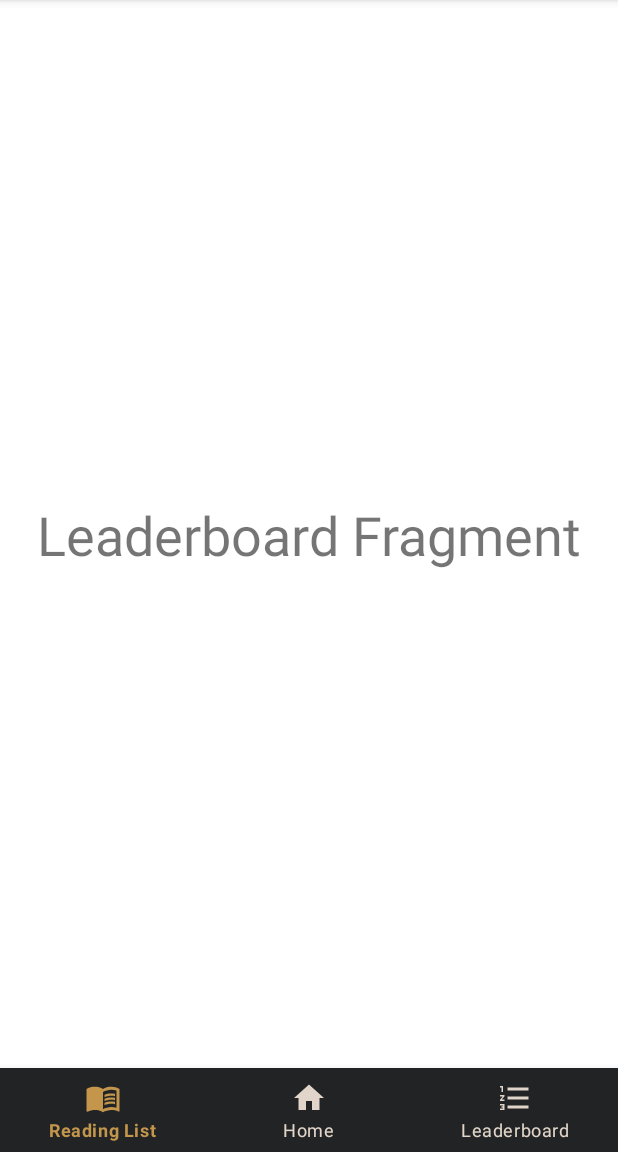
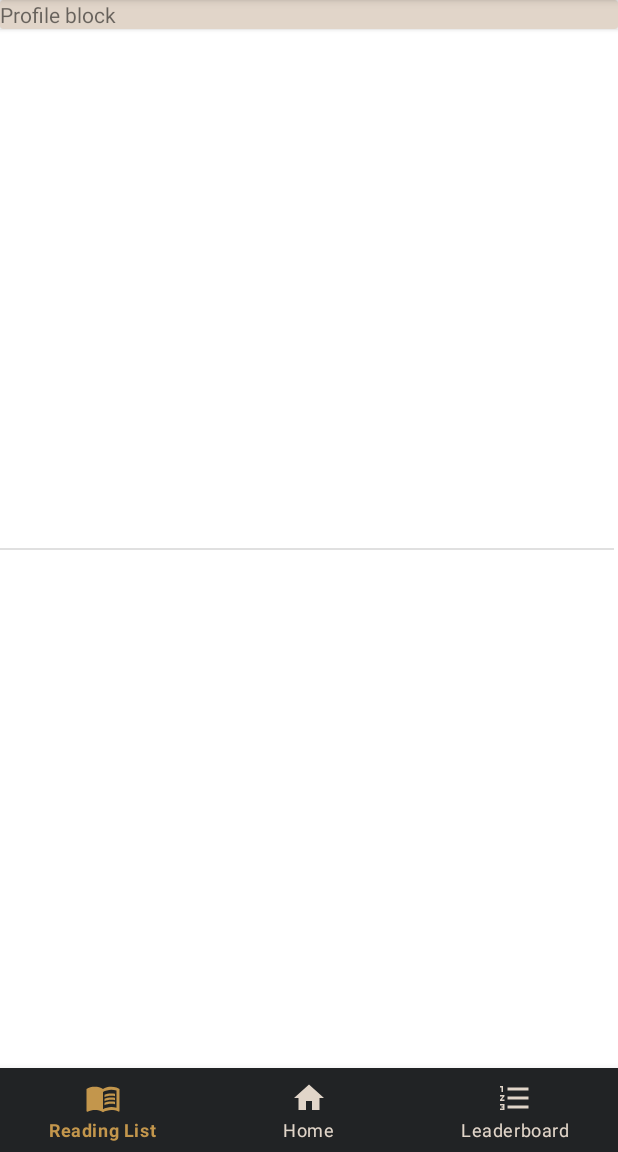
Before and after one commit to Snakkill/ReadBuddy, an Android app: the fragment LeaderboardFragment placed in its activity, on a phone screen of 412 x 824 dp, the part 84-1236 px from its top. Run offline under Robolectric (Android 15) with nearby library versions, the phone set to English and light mode, and no system bars.

Commit message:
Created leaderboard layout

```diff
--- a/app/src/main/res/layout/fragment_leaderboard.xml
+++ b/app/src/main/res/layout/fragment_leaderboard.xml
@@ -6,16 +6,27 @@
     android:layout_height="match_parent"
     tools:context=".fragments.HomeFragment">
 
-    <!-- TODO: Update blank fragment layout -->
-    <TextView
-        android:layout_width="wrap_content"
+    <androidx.cardview.widget.CardView
+        android:id="@+id/cardView"
+        android:layout_width="0dp"
         android:layout_height="wrap_content"
-        android:text="Leaderboard Fragment"
-
-        android:textSize="36sp"
-        app:layout_constraintBottom_toBottomOf="parent"
+        app:cardBackgroundColor="@color/cream"
         app:layout_constraintEnd_toEndOf="parent"
         app:layout_constraintStart_toStartOf="parent"
-        app:layout_constraintTop_toTopOf="parent" />
+        app:layout_constraintTop_toTopOf="parent">
 
+        <TextView
+            android:layout_width="match_parent"
+            android:layout_height="match_parent"
+            android:text="Profile block" />
+    </androidx.cardview.widget.CardView>
+
+    <View
+        android:id="@+id/divider"
+        android:layout_width="409dp"
+        android:layout_height="1dp"
+        android:background="?android:attr/listDivider"
+        app:layout_constraintBottom_toBottomOf="parent"
+        app:layout_constraintTop_toBottomOf="@+id/cardView"
+        tools:layout_editor_absoluteX="1dp" />
 </androidx.constraintlayout.widget.ConstraintLayout>
```
